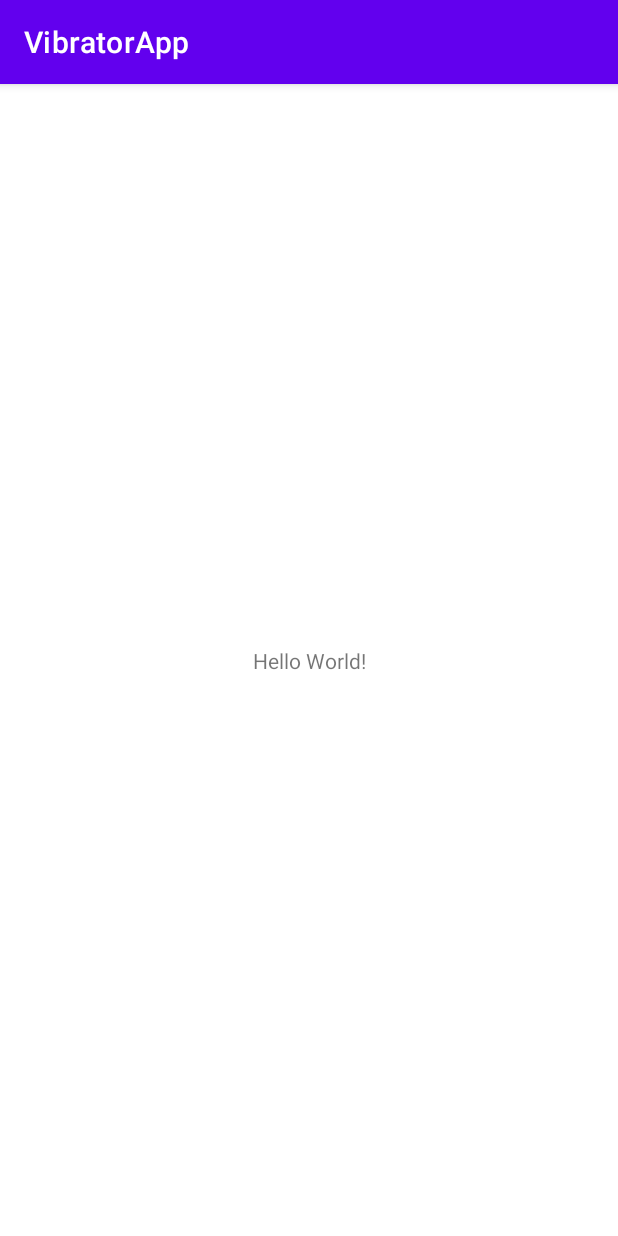
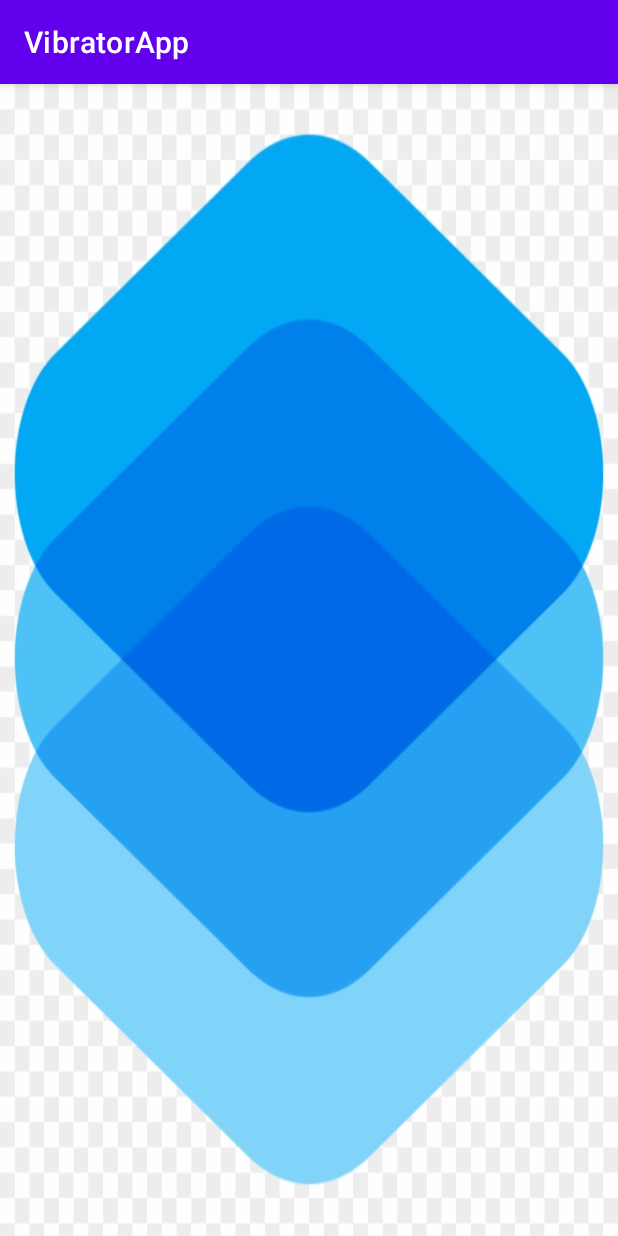
Before and after one commit to pragya-sharma11/VibratorApp, an Android app: the screen it shows after launch (MainActivity), on a phone screen of 412 x 824 dp. Run offline under Robolectric (Android 15) with nearby library versions, the phone set to English and light mode, and no system bars.

Commit message:
add background image.

```diff
--- a/app/src/main/res/layout/activity_main.xml
+++ b/app/src/main/res/layout/activity_main.xml
@@ -3,16 +3,6 @@
     xmlns:app="http://schemas.android.com/apk/res-auto"
     xmlns:tools="http://schemas.android.com/tools"
     android:layout_width="match_parent"
+    android:background="@drawable/y"
     android:layout_height="match_parent"
-    tools:context=".MainActivity">
-
-    <TextView
-        android:layout_width="wrap_content"
-        android:layout_height="wrap_content"
-        android:text="Hello World!"
-        app:layout_constraintBottom_toBottomOf="parent"
-        app:layout_constraintLeft_toLeftOf="parent"
-        app:layout_constraintRight_toRightOf="parent"
-        app:layout_constraintTop_toTopOf="parent" />
-
-</androidx.constraintlayout.widget.ConstraintLayout>
+    tools:context=".MainActivity"/>
```
Also changed, not shown: app/src/main/res/drawable-v24/y.png (added).
